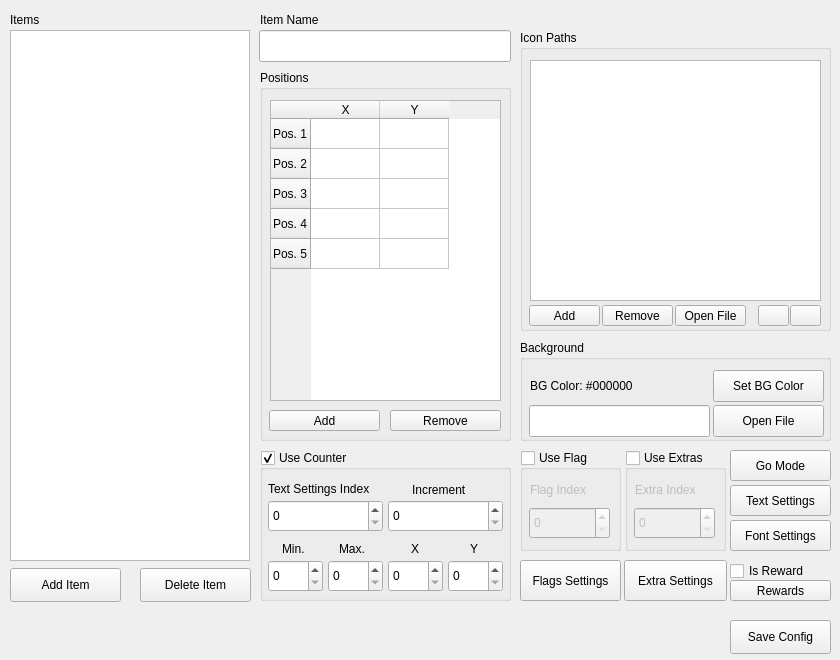
Yanis002/SaucisseTracker, file ui/editor.ui: the form before one commit.
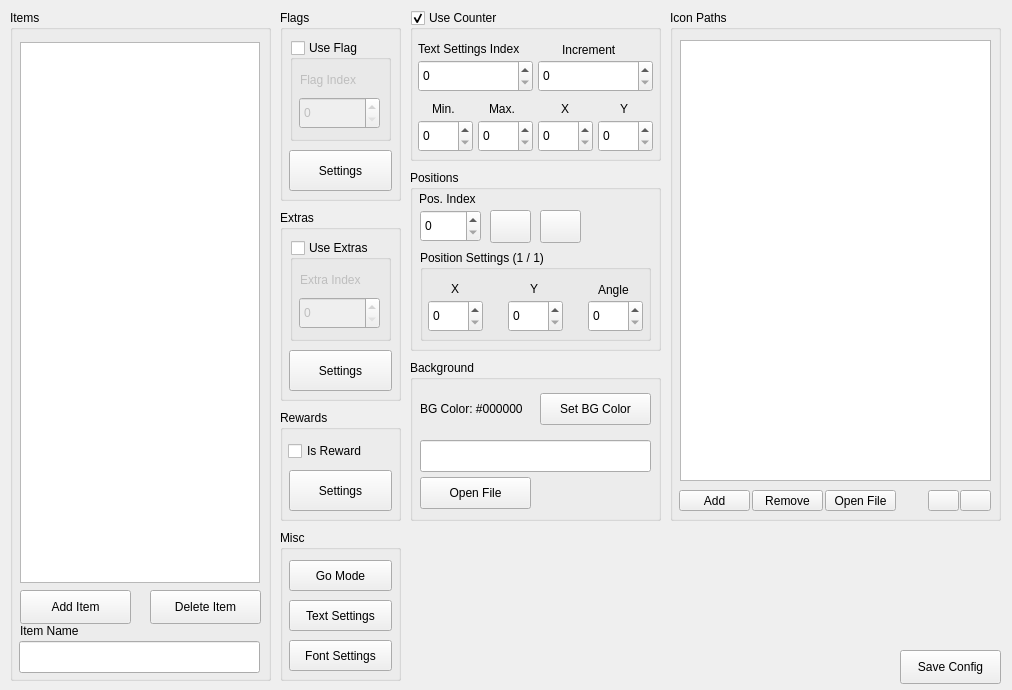
The form after the commit. Icons and pictures are not drawn.

Commit message: another editor ui redesign and reimplement pos stuff

Diff of the .ui file:
```diff
--- a/ui/editor.ui
+++ b/ui/editor.ui
@@ -6,146 +6,170 @@
    <rect>
     <x>0</x>
     <y>0</y>
-    <width>840</width>
-    <height>660</height>
+    <width>1012</width>
+    <height>690</height>
    </rect>
   </property>
   <property name="windowTitle">
    <string>Form</string>
   </property>
-  <widget class="QLineEdit" name="lineEdit_2">
-   <property name="geometry">
-    <rect>
-     <x>259</x>
-     <y>30</y>
-     <width>252</width>
-     <height>32</height>
-    </rect>
-   </property>
-  </widget>
-  <widget class="QLabel" name="label_2">
-   <property name="geometry">
-    <rect>
-     <x>260</x>
-     <y>10</y>
-     <width>70</width>
-     <height>20</height>
-    </rect>
-   </property>
-   <property name="text">
-    <string>Item Name</string>
-   </property>
-  </widget>
-  <widget class="QListWidget" name="listWidget">
-   <property name="geometry">
-    <rect>
-     <x>10</x>
-     <y>30</y>
-     <width>240</width>
-     <height>531</height>
-    </rect>
-   </property>
-  </widget>
   <widget class="QGroupBox" name="groupBox">
    <property name="geometry">
     <rect>
-     <x>260</x>
-     <y>70</y>
+     <x>410</x>
+     <y>170</y>
      <width>251</width>
-     <height>371</height>
+     <height>181</height>
     </rect>
    </property>
    <property name="title">
     <string>Positions</string>
    </property>
-   <widget class="QTableWidget" name="tableWidget">
+   <widget class="QSpinBox" name="spinBox_16">
     <property name="geometry">
      <rect>
       <x>10</x>
-      <y>30</y>
+      <y>40</y>
+      <width>61</width>
+      <height>32</height>
+     </rect>
+    </property>
+   </widget>
+   <widget class="QPushButton" name="pushButton_19">
+    <property name="geometry">
+     <rect>
+      <x>80</x>
+      <y>40</y>
+      <width>41</width>
+      <height>33</height>
+     </rect>
+    </property>
+    <property name="text">
+     <string/>
+    </property>
+    <property name="icon">
+     <iconset theme="QIcon::ThemeIcon::ListAdd"/>
+    </property>
+   </widget>
+   <widget class="QPushButton" name="pushButton_20">
+    <property name="geometry">
+     <rect>
+      <x>130</x>
+      <y>40</y>
+      <width>41</width>
+      <height>33</height>
+     </rect>
+    </property>
+    <property name="text">
+     <string/>
+    </property>
+    <property name="icon">
+     <iconset theme="QIcon::ThemeIcon::ListRemove"/>
+    </property>
+   </widget>
+   <widget class="QLabel" name="label_19">
+    <property name="geometry">
+     <rect>
+      <x>9</x>
+      <y>20</y>
+      <width>71</width>
+      <height>18</height>
+     </rect>
+    </property>
+    <property name="text">
+     <string>Pos. Index</string>
+    </property>
+   </widget>
+   <widget class="QGroupBox" name="groupBox_7">
+    <property name="geometry">
+     <rect>
+      <x>10</x>
+      <y>80</y>
       <width>231</width>
-      <height>301</height>
+      <height>91</height>
      </rect>
     </property>
-    <property name="sortingEnabled">
-     <bool>false</bool>
+    <property name="title">
+     <string>Position Settings (1 / 1)</string>
     </property>
-    <attribute name="horizontalHeaderDefaultSectionSize">
-     <number>69</number>
-    </attribute>
-    <attribute name="verticalHeaderDefaultSectionSize">
-     <number>30</number>
-    </attribute>
-    <row>
-     <property name="text">
-      <string>Pos. 1</string>
+    <widget class="QSpinBox" name="spinBox_11">
+     <property name="geometry">
+      <rect>
+       <x>88</x>
+       <y>50</y>
+       <width>55</width>
+       <height>32</height>
+      </rect>
      </property>
-    </row>
-    <row>
-     <property name="text">
-      <string>Pos. 2</string>
+    </widget>
+    <widget class="QSpinBox" name="spinBox_12">
+     <property name="geometry">
+      <rect>
+       <x>8</x>
+       <y>50</y>
+       <width>55</width>
+       <height>32</height>
+      </rect>
      </property>
-    </row>
-    <row>
-     <property name="text">
-      <string>Pos. 3</string>
+    </widget>
+    <widget class="QLabel" name="label_14">
+     <property name="geometry">
+      <rect>
+       <x>110</x>
+       <y>30</y>
+       <width>21</width>
+       <height>18</height>
+      </rect>
      </property>
-    </row>
-    <row>
-     <property name="text">
-      <string>Pos. 4</string>
-     </property>
-    </row>
-    <row>
-     <property name="text">
-      <string>Pos. 5</string>
-     </property>
-    </row>
-    <column>
-     <property name="text">
-      <string>X</string>
-     </property>
-    </column>
-    <column>
      <property name="text">
       <string>Y</string>
      </property>
-    </column>
-   </widget>
-   <widget class="QPushButton" name="pushButton">
-    <property name="geometry">
-     <rect>
-      <x>9</x>
-      <y>340</y>
-      <width>111</width>
-      <height>21</height>
-     </rect>
-    </property>
-    <property name="text">
-     <string>Add</string>
-    </property>
-   </widget>
-   <widget class="QPushButton" name="pushButton_2">
-    <property name="geometry">
-     <rect>
-      <x>130</x>
-      <y>340</y>
-      <width>111</width>
-      <height>21</height>
-     </rect>
-    </property>
-    <property name="text">
-     <string>Remove</string>
-    </property>
+    </widget>
+    <widget class="QLabel" name="label_15">
+     <property name="geometry">
+      <rect>
+       <x>31</x>
+       <y>30</y>
+       <width>21</width>
+       <height>18</height>
+      </rect>
+     </property>
+     <property name="text">
+      <string>X</string>
+     </property>
+    </widget>
+    <widget class="QSpinBox" name="spinBox_13">
+     <property name="geometry">
+      <rect>
+       <x>168</x>
+       <y>50</y>
+       <width>55</width>
+       <height>32</height>
+      </rect>
+     </property>
+    </widget>
+    <widget class="QLabel" name="label_16">
+     <property name="geometry">
+      <rect>
+       <x>178</x>
+       <y>30</y>
+       <width>41</width>
+       <height>20</height>
+      </rect>
+     </property>
+     <property name="text">
+      <string>Angle</string>
+     </property>
+    </widget>
    </widget>
   </widget>
   <widget class="QGroupBox" name="groupBox_2">
    <property name="geometry">
     <rect>
-     <x>520</x>
-     <y>30</y>
-     <width>311</width>
-     <height>301</height>
+     <x>670</x>
+     <y>10</y>
+     <width>331</width>
+     <height>511</height>
     </rect>
    </property>
    <property name="title">
@@ -156,8 +180,8 @@
      <rect>
       <x>10</x>
       <y>30</y>
-      <width>291</width>
-      <height>241</height>
+      <width>311</width>
+      <height>441</height>
      </rect>
     </property>
    </widget>
@@ -165,7 +189,7 @@
     <property name="geometry">
      <rect>
       <x>82</x>
-      <y>275</y>
+      <y>480</y>
       <width>71</width>
       <height>21</height>
      </rect>
@@ -178,7 +202,7 @@
     <property name="geometry">
      <rect>
       <x>9</x>
-      <y>275</y>
+      <y>480</y>
       <width>71</width>
       <height>21</height>
      </rect>
@@ -191,7 +215,7 @@
     <property name="geometry">
      <rect>
       <x>155</x>
-      <y>275</y>
+      <y>480</y>
       <width>71</width>
       <height>21</height>
      </rect>
@@ -203,8 +227,8 @@
    <widget class="QPushButton" name="pushButton_14">
     <property name="geometry">
      <rect>
-      <x>238</x>
-      <y>275</y>
+      <x>258</x>
+      <y>480</y>
       <width>31</width>
       <height>21</height>
      </rect>
@@ -222,8 +246,8 @@
    <widget class="QPushButton" name="pushButton_15">
     <property name="geometry">
      <rect>
-      <x>270</x>
-      <y>275</y>
+      <x>290</x>
+      <y>480</y>
       <width>31</width>
       <height>21</height>
      </rect>
@@ -236,24 +260,11 @@
     </property>
    </widget>
   </widget>
-  <widget class="QLabel" name="label_3">
-   <property name="geometry">
-    <rect>
-     <x>10</x>
-     <y>10</y>
-     <width>70</width>
-     <height>20</height>
-    </rect>
-   </property>
-   <property name="text">
-    <string>Items</string>
-   </property>
-  </widget>
   <widget class="QGroupBox" name="groupBox_4">
    <property name="geometry">
     <rect>
-     <x>260</x>
-     <y>450</y>
+     <x>410</x>
+     <y>10</y>
      <width>251</width>
      <height>151</height>
     </rect>
@@ -406,103 +417,13 @@
     </property>
    </widget>
   </widget>
-  <widget class="QGroupBox" name="groupBox_3">
-   <property name="geometry">
-    <rect>
-     <x>625</x>
-     <y>450</y>
-     <width>101</width>
-     <height>101</height>
-    </rect>
-   </property>
-   <property name="title">
-    <string>Use Extras</string>
-   </property>
-   <property name="flat">
-    <bool>false</bool>
-   </property>
-   <property name="checkable">
-    <bool>true</bool>
-   </property>
-   <property name="checked">
-    <bool>false</bool>
-   </property>
-   <widget class="QSpinBox" name="spinBox">
-    <property name="geometry">
-     <rect>
-      <x>9</x>
-      <y>57</y>
-      <width>81</width>
-      <height>32</height>
-     </rect>
-    </property>
-   </widget>
-   <widget class="QLabel" name="label">
-    <property name="geometry">
-     <rect>
-      <x>10</x>
-      <y>31</y>
-      <width>81</width>
-      <height>18</height>
-     </rect>
-    </property>
-    <property name="text">
-     <string>Extra Index</string>
-    </property>
-   </widget>
-  </widget>
-  <widget class="QGroupBox" name="groupBox_5">
-   <property name="geometry">
-    <rect>
-     <x>520</x>
-     <y>450</y>
-     <width>101</width>
-     <height>101</height>
-    </rect>
-   </property>
-   <property name="title">
-    <string>Use Flag</string>
-   </property>
-   <property name="flat">
-    <bool>false</bool>
-   </property>
-   <property name="checkable">
-    <bool>true</bool>
-   </property>
-   <property name="checked">
-    <bool>false</bool>
-   </property>
-   <widget class="QSpinBox" name="spinBox_2">
-    <property name="geometry">
-     <rect>
-      <x>9</x>
-      <y>57</y>
-      <width>81</width>
-      <height>32</height>
-     </rect>
-    </property>
-   </widget>
-   <widget class="QLabel" name="label_4">
-    <property name="geometry">
-     <rect>
-      <x>10</x>
-      <y>31</y>
-      <width>81</width>
-      <height>18</height>
-     </rect>
-    </property>
-    <property name="text">
-     <string>Flag Index</string>
-    </property>
-   </widget>
-  </widget>
   <widget class="QGroupBox" name="groupBox_6">
    <property name="geometry">
     <rect>
-     <x>520</x>
-     <y>340</y>
-     <width>311</width>
-     <height>101</height>
+     <x>410</x>
+     <y>360</y>
+     <width>251</width>
+     <height>161</height>
     </rect>
    </property>
    <property name="title">
@@ -511,9 +432,9 @@
    <widget class="QLineEdit" name="lineEdit">
     <property name="geometry">
      <rect>
-      <x>9</x>
-      <y>65</y>
-      <width>181</width>
+      <x>10</x>
+      <y>80</y>
+      <width>231</width>
       <height>32</height>
      </rect>
     </property>
@@ -521,8 +442,8 @@
    <widget class="QPushButton" name="pushButton_3">
     <property name="geometry">
      <rect>
-      <x>193</x>
-      <y>65</y>
+      <x>10</x>
+      <y>117</y>
       <width>111</width>
       <height>32</height>
      </rect>
@@ -535,7 +456,7 @@
     <property name="geometry">
      <rect>
       <x>10</x>
-      <y>37</y>
+      <y>40</y>
       <width>161</width>
       <height>18</height>
      </rect>
@@ -547,8 +468,8 @@
    <widget class="QPushButton" name="pushButton_6">
     <property name="geometry">
      <rect>
-      <x>193</x>
-      <y>30</y>
+      <x>130</x>
+      <y>33</y>
       <width>111</width>
       <height>32</height>
      </rect>
@@ -561,8 +482,8 @@
   <widget class="QPushButton" name="pushButton_8">
    <property name="geometry">
     <rect>
-     <x>730</x>
-     <y>620</y>
+     <x>900</x>
+     <y>650</y>
      <width>101</width>
      <height>34</height>
     </rect>
@@ -571,122 +492,310 @@
     <string>Save Config</string>
    </property>
   </widget>
-  <widget class="QPushButton" name="pushButton_9">
+  <widget class="QGroupBox" name="groupBox_8">
    <property name="geometry">
     <rect>
-     <x>140</x>
-     <y>568</y>
-     <width>111</width>
-     <height>34</height>
+     <x>280</x>
+     <y>10</y>
+     <width>121</width>
+     <height>191</height>
     </rect>
    </property>
-   <property name="text">
-    <string>Delete Item</string>
+   <property name="title">
+    <string>Flags</string>
    </property>
+   <widget class="QGroupBox" name="groupBox_5">
+    <property name="geometry">
+     <rect>
+      <x>10</x>
+      <y>30</y>
+      <width>101</width>
+      <height>101</height>
+     </rect>
+    </property>
+    <property name="title">
+     <string>Use Flag</string>
+    </property>
+    <property name="flat">
+     <bool>false</bool>
+    </property>
+    <property name="checkable">
+     <bool>true</bool>
+    </property>
+    <property name="checked">
+     <bool>false</bool>
+    </property>
+    <widget class="QSpinBox" name="spinBox_2">
+     <property name="geometry">
+      <rect>
+       <x>9</x>
+       <y>57</y>
+       <width>81</width>
+       <height>32</height>
+      </rect>
+     </property>
+    </widget>
+    <widget class="QLabel" name="label_4">
+     <property name="geometry">
+      <rect>
+       <x>10</x>
+       <y>31</y>
+       <width>81</width>
+       <height>18</height>
+      </rect>
+     </property>
+     <property name="text">
+      <string>Flag Index</string>
+     </property>
+    </widget>
+   </widget>
+   <widget class="QPushButton" name="pushButton_5">
+    <property name="geometry">
+     <rect>
+      <x>9</x>
+      <y>140</y>
+      <width>103</width>
+      <height>41</height>
+     </rect>
+    </property>
+    <property name="text">
+     <string>Settings</string>
+    </property>
+   </widget>
   </widget>
-  <widget class="QPushButton" name="pushButton_10">
+  <widget class="QGroupBox" name="groupBox_9">
+   <property name="geometry">
+    <rect>
+     <x>280</x>
+     <y>210</y>
+     <width>121</width>
+     <height>191</height>
+    </rect>
+   </property>
+   <property name="title">
+    <string>Extras</string>
+   </property>
+   <widget class="QGroupBox" name="groupBox_3">
+    <property name="geometry">
+     <rect>
+      <x>10</x>
+      <y>30</y>
+      <width>101</width>
+      <height>101</height>
+     </rect>
+    </property>
+    <property name="title">
+     <string>Use Extras</string>
+    </property>
+    <property name="flat">
+     <bool>false</bool>
+    </property>
+    <property name="checkable">
+     <bool>true</bool>
+    </property>
+    <property name="checked">
+     <bool>false</bool>
+    </property>
+    <widget class="QSpinBox" name="spinBox">
+     <property name="geometry">
+      <rect>
+       <x>9</x>
+       <y>57</y>
+       <width>81</width>
+       <height>32</height>
+      </rect>
+     </property>
+    </widget>
+    <widget class="QLabel" name="label">
+     <property name="geometry">
+      <rect>
+       <x>10</x>
+       <y>31</y>
+       <width>81</width>
+       <height>18</height>
+      </rect>
+     </property>
+     <property name="text">
+      <string>Extra Index</string>
+     </property>
+    </widget>
+   </widget>
+   <widget class="QPushButton" name="pushButton_18">
+    <property name="geometry">
+     <rect>
+      <x>9</x>
+      <y>140</y>
+      <width>103</width>
+      <height>41</height>
+     </rect>
+    </property>
+    <property name="text">
+     <string>Settings</string>
+    </property>
+   </widget>
+  </widget>
+  <widget class="QGroupBox" name="groupBox_10">
+   <property name="geometry">
+    <rect>
+     <x>280</x>
+     <y>530</y>
+     <width>121</width>
+     <height>151</height>
+    </rect>
+   </property>
+   <property name="title">
+    <string>Misc</string>
+   </property>
+   <widget class="QPushButton" name="pushButton_17">
+    <property name="geometry">
+     <rect>
+      <x>9</x>
+      <y>30</y>
+      <width>103</width>
+      <height>31</height>
+     </rect>
+    </property>
+    <property name="text">
+     <string>Go Mode</string>
+    </property>
+   </widget>
+   <widget class="QPushButton" name="pushButton_16">
+    <property name="geometry">
+     <rect>
+      <x>9</x>
+      <y>110</y>
+      <width>103</width>
+      <height>31</height>
+     </rect>
+    </property>
+    <property name="text">
+     <string>Font Settings</string>
+    </property>
+   </widget>
+   <widget class="QPushButton" name="pushButton_7">
+    <property name="geometry">
+     <rect>
+      <x>9</x>
+      <y>70</y>
+      <width>103</width>
+      <height>31</height>
+     </rect>
+    </property>
+    <property name="text">
+     <string>Text Settings</string>
+    </property>
+   </widget>
+  </widget>
+  <widget class="QGroupBox" name="groupBox_11">
    <property name="geometry">
     <rect>
      <x>10</x>
-     <y>568</y>
-     <width>111</width>
-     <height>34</height>
+     <y>10</y>
+     <width>261</width>
+     <height>671</height>
     </rect>
    </property>
-   <property name="text">
-    <string>Add Item</string>
+   <property name="title">
+    <string>Items</string>
    </property>
+   <widget class="QPushButton" name="pushButton_10">
+    <property name="geometry">
+     <rect>
+      <x>10</x>
+      <y>580</y>
+      <width>111</width>
+      <height>34</height>
+     </rect>
+    </property>
+    <property name="text">
+     <string>Add Item</string>
+    </property>
+   </widget>
+   <widget class="QListWidget" name="listWidget">
+    <property name="geometry">
+     <rect>
+      <x>10</x>
+      <y>32</y>
+      <width>240</width>
+      <height>541</height>
+     </rect>
+    </property>
+   </widget>
+   <widget class="QLineEdit" name="lineEdit_2">
+    <property name="geometry">
+     <rect>
+      <x>9</x>
+      <y>631</y>
+      <width>241</width>
+      <height>32</height>
+     </rect>
+    </property>
+   </widget>
+   <widget class="QPushButton" name="pushButton_9">
+    <property name="geometry">
+     <rect>
+      <x>140</x>
+      <y>580</y>
+      <width>111</width>
+      <height>34</height>
+     </rect>
+    </property>
+    <property name="text">
+     <string>Delete Item</string>
+    </property>
+   </widget>
+   <widget class="QLabel" name="label_2">
+    <property name="geometry">
+     <rect>
+      <x>10</x>
+      <y>611</y>
+      <width>70</width>
+      <height>20</height>
+     </rect>
+    </property>
+    <property name="text">
+     <string>Item Name</string>
+    </property>
+   </widget>
   </widget>
-  <widget class="QPushButton" name="pushButton_5">
+  <widget class="QGroupBox" name="groupBox_12">
    <property name="geometry">
     <rect>
-     <x>520</x>
-     <y>560</y>
-     <width>101</width>
-     <height>41</height>
+     <x>280</x>
+     <y>410</y>
+     <width>121</width>
+     <height>111</height>
     </rect>
    </property>
-   <property name="text">
-    <string>Flags Settings</string>
-   </property>
-  </widget>
-  <widget class="QPushButton" name="pushButton_7">
-   <property name="geometry">
-    <rect>
-     <x>730</x>
-     <y>485</y>
-     <width>101</width>
-     <height>31</height>
-    </rect>
-   </property>
-   <property name="text">
-    <string>Text Settings</string>
-   </property>
-  </widget>
-  <widget class="QPushButton" name="pushButton_16">
-   <property name="geometry">
-    <rect>
-     <x>730</x>
-     <y>520</y>
-     <width>101</width>
-     <height>31</height>
-    </rect>
-   </property>
-   <property name="text">
-    <string>Font Settings</string>
-   </property>
-  </widget>
-  <widget class="QPushButton" name="pushButton_17">
-   <property name="geometry">
-    <rect>
-     <x>730</x>
-     <y>450</y>
-     <width>101</width>
-     <height>31</height>
-    </rect>
-   </property>
-   <property name="text">
-    <string>Go Mode</string>
-   </property>
-  </widget>
-  <widget class="QPushButton" name="pushButton_18">
-   <property name="geometry">
-    <rect>
-     <x>624</x>
-     <y>560</y>
-     <width>103</width>
-     <height>41</height>
-    </rect>
-   </property>
-   <property name="text">
-    <string>Extra Settings</string>
-   </property>
-  </widget>
-  <widget class="QCheckBox" name="checkBox">
-   <property name="geometry">
-    <rect>
-     <x>730</x>
-     <y>560</y>
-     <width>101</width>
-     <height>22</height>
-    </rect>
-   </property>
-   <property name="text">
-    <string>Is Reward</string>
-   </property>
-  </widget>
-  <widget class="QPushButton" name="pushButton_4">
-   <property name="geometry">
-    <rect>
-     <x>730</x>
-     <y>580</y>
-     <width>101</width>
-     <height>21</height>
-    </rect>
-   </property>
-   <property name="text">
+   <property name="title">
     <string>Rewards</string>
    </property>
+   <widget class="QPushButton" name="pushButton_4">
+    <property name="geometry">
+     <rect>
+      <x>9</x>
+      <y>60</y>
+      <width>103</width>
+      <height>41</height>
+     </rect>
+    </property>
+    <property name="text">
+     <string>Settings</string>
+    </property>
+   </widget>
+   <widget class="QCheckBox" name="checkBox">
+    <property name="geometry">
+     <rect>
+      <x>8</x>
+      <y>30</y>
+      <width>101</width>
+      <height>22</height>
+     </rect>
+    </property>
+    <property name="text">
+     <string>Is Reward</string>
+    </property>
+   </widget>
   </widget>
  </widget>
  <resources/>
```
The commit also changes 2 other files.
